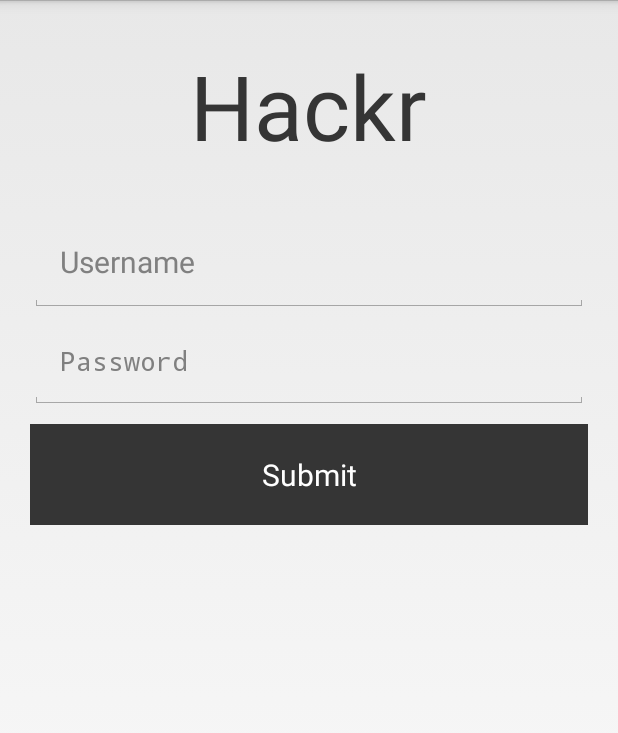
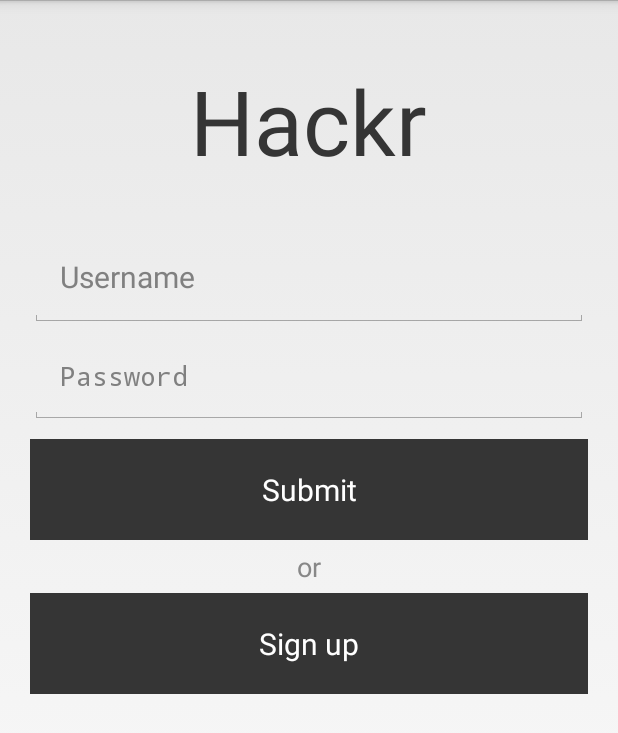
Before and after one commit to a16zTX2014/hackrAndroid, an Android app: the screen it shows after launch (LoginActivity), after a tap on "Submit", on a phone screen of 412 x 824 dp. Shown: the top 733 px of the screen. Run offline under Robolectric (Android 15) with nearby library versions, the phone set to English and light mode, and no system bars; 2 statements that could not run were skipped.

Commit message:
Working on sign up

```diff
--- a/app/src/main/java/com/example/hackrandroid/app/LoginActivity.java
+++ b/app/src/main/java/com/example/hackrandroid/app/LoginActivity.java
@@ -1,22 +1,9 @@
 package com.example.hackrandroid.app;
 
 import android.app.Activity;
-import android.app.Fragment;
-import android.app.ProgressDialog;
-import android.content.Intent;
 import android.os.Bundle;
-import android.view.LayoutInflater;
 import android.view.Menu;
 import android.view.MenuItem;
-import android.view.View;
-import android.view.ViewGroup;
-import android.widget.Button;
-import android.widget.EditText;
-import android.widget.Toast;
-
-import com.parse.LogInCallback;
-import com.parse.ParseException;
-import com.parse.ParseUser;
 
 public class LoginActivity extends Activity {
 
@@ -28,7 +15,7 @@ public class LoginActivity extends Activity {
 //      getWindow().requestFeature(Window.FEATURE_ACTION_BAR);
         if (savedInstanceState == null) {
             getFragmentManager().beginTransaction()
-                    .add(R.id.container, new PlaceholderFragment())
+                    .add(R.id.container, new LoginMainFragment())
                     .commit();
         }
     }
@@ -53,111 +40,5 @@ public class LoginActivity extends Activity {
         return super.onOptionsItemSelected(item);
     }
 
-    /**
-     * A placeholder fragment containing a simple view.
-     */
-    public static class PlaceholderFragment extends Fragment {
 
-        private EditText usernameView;
-        private EditText passwordView;
-        private Button loginButton;
-
-        public PlaceholderFragment() {
-        }
-
-        @Override
-        public View onCreateView(LayoutInflater inflater, ViewGroup container,
-                Bundle savedInstanceState) {
-            View rootView = inflater.inflate(R.layout.fragment_login, container, false);
-
-            if (ParseUser.getCurrentUser() != null) {
-                Intent i = new Intent(getActivity(), MainActivity.class);
-                startActivity(i);
-                getActivity().finish();
-            }
-
-            usernameView = (EditText) rootView.findViewById(R.id.login_username);
-            passwordView = (EditText) rootView.findViewById(R.id.login_password);
-
-            loginButton = (Button) rootView.findViewById(R.id.login_submit);
-            loginButton.setOnClickListener(new View.OnClickListener() {
-            @Override
-            public void onClick(View v) {
-                /*Intent i = new Intent(getActivity(), MainActivity.class);
-                Log.d("Login Fragment", "Logged in!");
-                startActivity(i);
-                getActivity().finish();*/
-
-                loginUser();
-            }
-            });
-
-            return rootView;
-        }
-
-        public void loginUser() {
-            //Validate the login data
-            boolean validationError = false;
-            StringBuilder validationErrorMessage = new StringBuilder("Error loggin in");
-
-            //Check the usernameView
-            if (isEmpty(usernameView)) {
-                validationError = true;
-                validationErrorMessage.append("Username field is blank. You call yourself a hacker?");
-            }
-
-            //Check the passwordView
-            if (isEmpty(passwordView)) {
-                if (validationError) {
-                    validationErrorMessage.append("Password field is blank too. You're so dumb");
-                } else {
-                    validationError = true;
-                    validationErrorMessage.append("Password field is blank. Lame...");
-                }
-            }
-
-            //Check if the validation error is true
-            if (validationError) {
-                Toast.makeText(getActivity(), validationErrorMessage.toString(),
-                        Toast.LENGTH_LONG).show();
-                return;
-            }
-
-            //Logging in waiting dialog
-            final ProgressDialog dlg = new ProgressDialog(getActivity());
-            dlg.setTitle("Please wait...");
-            dlg.setMessage("Logging in...");
-            dlg.show();
-
-            //Attempt to login using Parse
-            ParseUser.logInInBackground(usernameView.getText().toString(),
-                    passwordView.getText().toString(),
-                    new LogInCallback() {
-                        @Override
-                        public void done(ParseUser parseUser, ParseException e) {
-                            dlg.dismiss(); //get rid of the dialog
-                            if (e != null) {
-                                Toast.makeText(getActivity(), e.getMessage(), Toast.LENGTH_LONG).show();
-                            } else {
-                                MainActivity.saveUserInstallationInfo();
-                                Toast.makeText(getActivity(), "Logged in successfully", Toast.LENGTH_LONG).show();
-                                Intent i = new Intent(getActivity(), MainActivity.class);
-                                i.addFlags(Intent.FLAG_ACTIVITY_CLEAR_TASK | Intent.FLAG_ACTIVITY_NEW_TASK);
-                                startActivity(i);
-                                getActivity().finish();
-                            }
-                        }
-                    });
-
-        }
-
-        private boolean isEmpty(EditText editText) {
-            if (editText.getText().toString().trim().length() > 0) {
-                return false;
-            } else {
-                return true;
-            }
-        }
-
-    }
 }
--- /dev/null
+++ b/app/src/main/java/com/example/hackrandroid/app/LoginMainFragment.java
@@ -0,0 +1,126 @@
+package com.example.hackrandroid.app;
+
+
+import android.app.Fragment;
+import android.app.ProgressDialog;
+import android.content.Intent;
+import android.os.Bundle;
+import android.view.LayoutInflater;
+import android.view.View;
+import android.view.ViewGroup;
+import android.widget.Button;
+import android.widget.EditText;
+import android.widget.Toast;
+
+import com.parse.LogInCallback;
+import com.parse.ParseException;
+import com.parse.ParseUser;
+
+
+/**
+ * A placeholder fragment containing a simple view.
+ */
+public class LoginMainFragment extends Fragment {
+
+  private EditText usernameView;
+  private EditText passwordView;
+  private Button loginButton;
+
+  public LoginMainFragment() {
+  }
+
+  @Override
+  public View onCreateView(LayoutInflater inflater, ViewGroup container,
+                           Bundle savedInstanceState) {
+    View rootView = inflater.inflate(R.layout.fragment_login, container, false);
+
+    if (ParseUser.getCurrentUser() != null) {
+      Intent i = new Intent(getActivity(), MainActivity.class);
+      startActivity(i);
+      getActivity().finish();
+    }
+
+    usernameView = (EditText) rootView.findViewById(R.id.login_username);
+    passwordView = (EditText) rootView.findViewById(R.id.login_password);
+
+    loginButton = (Button) rootView.findViewById(R.id.login_submit);
+    loginButton.setOnClickListener(new View.OnClickListener() {
+      @Override
+      public void onClick(View v) {
+                /*Intent i = new Intent(getActivity(), MainActivity.class);
+                Log.d("Login Fragment", "Logged in!");
+                startActivity(i);
+                getActivity().finish();*/
+
+        loginUser();
+      }
+    });
+
+    return rootView;
+  }
+
+  public void loginUser() {
+    //Validate the login data
+    boolean validationError = false;
+    StringBuilder validationErrorMessage = new StringBuilder("Error loggin in");
+
+    //Check the usernameView
+    if (isEmpty(usernameView)) {
+      validationError = true;
+      validationErrorMessage.append("Username field is blank. You call yourself a hacker?");
+    }
+
+    //Check the passwordView
+    if (isEmpty(passwordView)) {
+      if (validationError) {
+        validationErrorMessage.append("Password field is blank too. You're so dumb");
+      } else {
+        validationError = true;
+        validationErrorMessage.append("Password field is blank. Lame...");
+      }
+    }
+
+    //Check if the validation error is true
+    if (validationError) {
+      Toast.makeText(getActivity(), validationErrorMessage.toString(),
+              Toast.LENGTH_LONG).show();
+      return;
+    }
+
+    //Logging in waiting dialog
+    final ProgressDialog dlg = new ProgressDialog(getActivity());
+    dlg.setTitle("Please wait...");
+    dlg.setMessage("Logging in...");
+    dlg.show();
+
+    //Attempt to login using Parse
+    ParseUser.logInInBackground(usernameView.getText().toString(),
+            passwordView.getText().toString(),
+            new LogInCallback() {
+              @Override
+              public void done(ParseUser parseUser, ParseException e) {
+                dlg.dismiss(); //get rid of the dialog
+                if (e != null) {
+                  Toast.makeText(getActivity(), e.getMessage(), Toast.LENGTH_LONG).show();
+                } else {
+                  MainActivity.saveUserInstallationInfo();
+                  Toast.makeText(getActivity(), "Logged in successfully", Toast.LENGTH_LONG).show();
+                  Intent i = new Intent(getActivity(), MainActivity.class);
+                  i.addFlags(Intent.FLAG_ACTIVITY_CLEAR_TASK | Intent.FLAG_ACTIVITY_NEW_TASK);
+                  startActivity(i);
+                  getActivity().finish();
+                }
+              }
+            }
+    );
+
+  }
+
+  private boolean isEmpty(EditText editText) {
+    if (editText.getText().toString().trim().length() > 0) {
+      return false;
+    } else {
+      return true;
+    }
+  }
+}
--- a/app/src/main/res/layout/fragment_login.xml
+++ b/app/src/main/res/layout/fragment_login.xml
@@ -12,7 +12,7 @@
         android:layout_height="wrap_content"
         android:textSize="60sp"
         android:textColor="#353535"
-        android:layout_marginTop="10dp"
+        android:layout_marginTop="20dp"
         android:layout_gravity="center_horizontal"/>
 
     <EditText
@@ -48,4 +48,23 @@
         android:textColor="#fff"
         android:background="#353535"/>
 
+    <TextView
+        android:layout_width="wrap_content"
+        android:layout_height="wrap_content"
+        android:text="or"
+        android:textColor="#888"
+        android:textSize="18sp"
+        android:layout_margin="5dp"
+        android:layout_gravity="center"/>
+
+    <Button
+        android:id="@+id/login_signup"
+        android:layout_width="match_parent"
+        android:layout_height="wrap_content"
+        android:text="Sign up"
+        android:padding="20dp"
+        android:textSize="20sp"
+        android:textColor="#fff"
+        android:background="#353535"/>
+
 </LinearLayout>
```
Also changed, not shown: app/src/main/java/com/example/hackrandroid/app/LoginProfileFragment.java (added, +22 -0 lines), app/src/main/res/layout/fragment_login_profile.xml (added, +71 -0 lines).
